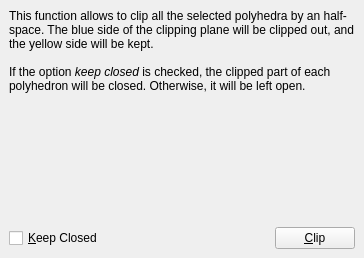
This is Polyhedron/demo/Polyhedron/Plugins/Operations_on_polyhedra/Clip_polyhedron_plugin.ui in CGAL/cgal as Qt 5 draws it before an edit. The edited form follows.
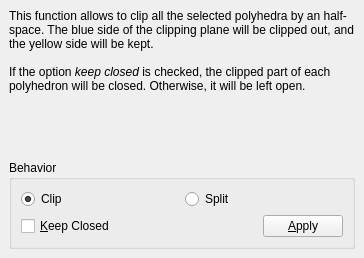
This is the edited form.

Commit message: Addition of a split feature

The edit to the form file:
```diff
--- a/Polyhedron/demo/Polyhedron/Plugins/Operations_on_polyhedra/Clip_polyhedron_plugin.ui
+++ b/Polyhedron/demo/Polyhedron/Plugins/Operations_on_polyhedra/Clip_polyhedron_plugin.ui
@@ -41,6 +41,33 @@
        </spacer>
       </item>
       <item>
+       <widget class="QGroupBox" name="groupBox">
+        <property name="title">
+         <string>Behavior</string>
+        </property>
+        <layout class="QVBoxLayout" name="verticalLayout_5">
+         <item>
+          <layout class="QHBoxLayout" name="horizontalLayout_3">
+           <item>
+            <widget class="QRadioButton" name="clip_radioButton">
+             <property name="text">
+              <string>Clip</string>
+             </property>
+             <property name="checked">
+              <bool>true</bool>
+             </property>
+            </widget>
+           </item>
+           <item>
+            <widget class="QRadioButton" name="split_radioButton">
+             <property name="text">
+              <string>Split</string>
+             </property>
+            </widget>
+           </item>
+          </layout>
+         </item>
+         <item>
        <layout class="QHBoxLayout" name="horizontalLayout">
         <item>
          <widget class="QCheckBox" name="close_checkBox">
@@ -71,11 +98,14 @@
         <item>
          <widget class="QPushButton" name="clipButton">
           <property name="text">
-           <string>&amp;Clip</string>
+              <string>&amp;Apply</string>
           </property>
          </widget>
         </item>
        </layout>
+         </item>
+        </layout>
+       </widget>
       </item>
       <item>
        <layout class="QHBoxLayout" name="horizontalLayout_2"/>
```
Left out of the diff: 3 changed lines with no effect on the pictures. Lines whose indentation alone changed are shown as unchanged. The commit also changes 3 other files.
